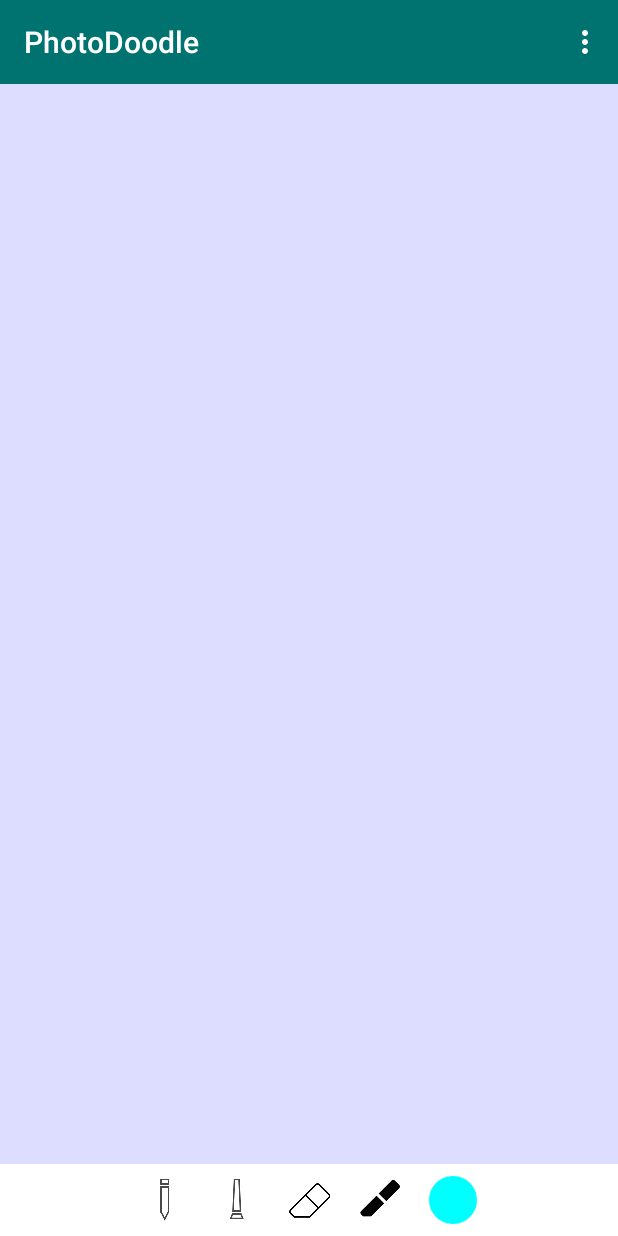
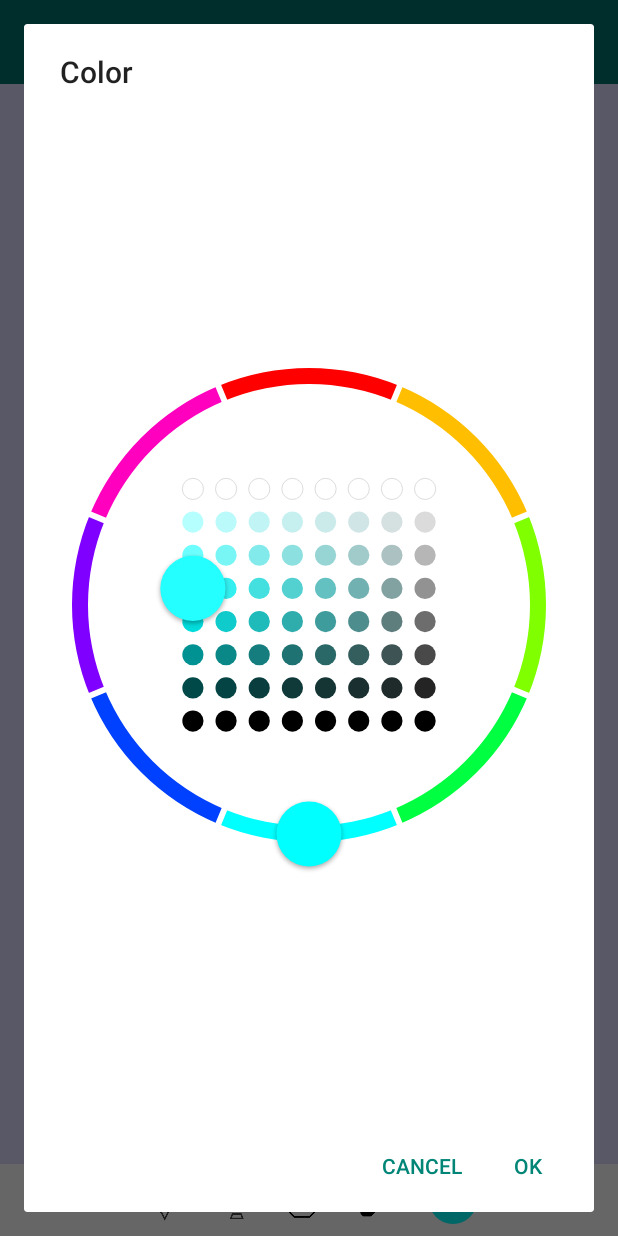
Before and after one commit to parthjdabhi/PhotoDoodle, an Android app: the DoodleFragment screen opened directly, with no data from a screen before it, after a tap on an icon or button, on a phone screen of 412 x 824 dp. Run offline under Robolectric (Android 15) with nearby library versions, the phone set to English and light mode, and no system bars; our stand-ins replace ButterKnife; libraries missing offline, so code that uses them is left out: com.esotericsoftware.kryo; 1 statement that could not run was skipped; 2 other taps on this screen came first.

Commit message:
Make the DoodleFragment ColorSwatch show a dialog with the ColorPickerView in it

```diff
--- a/app/app/src/main/java/org/zakariya/photodoodle/fragments/DoodleFragment.java
+++ b/app/app/src/main/java/org/zakariya/photodoodle/fragments/DoodleFragment.java
@@ -1,8 +1,10 @@
 package org.zakariya.photodoodle.fragments;
 
+import android.content.DialogInterface;
 import android.os.Bundle;
 import android.support.annotation.Nullable;
 import android.support.v4.app.Fragment;
+import android.support.v7.app.AlertDialog;
 import android.util.Log;
 import android.view.LayoutInflater;
 import android.view.Menu;
@@ -16,6 +18,7 @@ import org.zakariya.photodoodle.R;
 import org.zakariya.photodoodle.model.Brush;
 import org.zakariya.photodoodle.model.Doodle;
 import org.zakariya.photodoodle.model.IncrementalInputStrokeDoodle;
+import org.zakariya.photodoodle.view.ColorPickerView;
 import org.zakariya.photodoodle.view.ColorSwatchView;
 import org.zakariya.photodoodle.view.DoodleView;
 
@@ -168,6 +171,28 @@ public class DoodleFragment extends Fragment {
 	@OnClick(R.id.colorSwatch)
 	public void onColorSwatchTap() {
 		Log.i(TAG, "onColorSwatchTap");
+
+		AlertDialog.Builder builder = new AlertDialog.Builder(getContext());
+
+		LayoutInflater inflater = LayoutInflater.from(builder.getContext());
+		View view = inflater.inflate(R.layout.dialog_color_picker, null);
+		final ColorPickerView colorPickerView = (ColorPickerView) view.findViewById(R.id.colorPicker);
+		colorPickerView.setInitialColor(colorSwatch.getSwatchColor());
+
+		builder.setTitle(R.string.color_dialog_title);
+		builder.setView(view);
+		builder.setPositiveButton(android.R.string.ok, new DialogInterface.OnClickListener() {
+			@Override
+			public void onClick(DialogInterface dialog, int which) {
+				int color = colorPickerView.getCurrentColor();
+				colorSwatch.setSwatchColor(color);
+				Log.i(TAG, "DONE - selected color: " + Integer.toHexString(color));
+			}
+		});
+
+		builder.setNegativeButton(android.R.string.cancel,null);
+
+		builder.show();
 	}
 
 	public void onSaveAndReloadTap() {
--- /dev/null
+++ b/app/app/src/main/res/layout/dialog_color_picker.xml
@@ -0,0 +1,16 @@
+<?xml version="1.0" encoding="utf-8"?>
+<FrameLayout xmlns:android="http://schemas.android.com/apk/res/android"
+             xmlns:app="http://schemas.android.com/apk/res-auto"
+             android:orientation="vertical"
+             android:layout_width="match_parent"
+             android:layout_height="match_parent">
+
+	<org.zakariya.photodoodle.view.ColorPickerView
+		android:id="@+id/colorPicker"
+		android:layout_width="match_parent"
+		android:layout_height="match_parent"
+		android:padding="32dp"
+		app:initialColor="#FFFFFF"
+		app:precision="8"/>
+
+</FrameLayout>
--- a/app/app/src/main/res/layout/fragment_color_picker_test.xml
+++ b/app/app/src/main/res/layout/fragment_color_picker_test.xml
@@ -8,7 +8,6 @@
 		android:id="@+id/colorPicker"
 		android:layout_width="match_parent"
 		android:layout_height="match_parent"
-		android:background="@color/windowBackgroundColor"
 		android:padding="32dp"
 		app:initialColor="#FF0000"
 		app:precision="8"/>
--- a/app/app/src/main/res/values/strings.xml
+++ b/app/app/src/main/res/values/strings.xml
@@ -16,4 +16,6 @@
 	<string name="doodle_menu_undo">Undo</string>
 	<string name="doodle_menu_clear">Clear</string>
 
+	<string name="color_dialog_title">Color</string>
+
 </resources>
```
